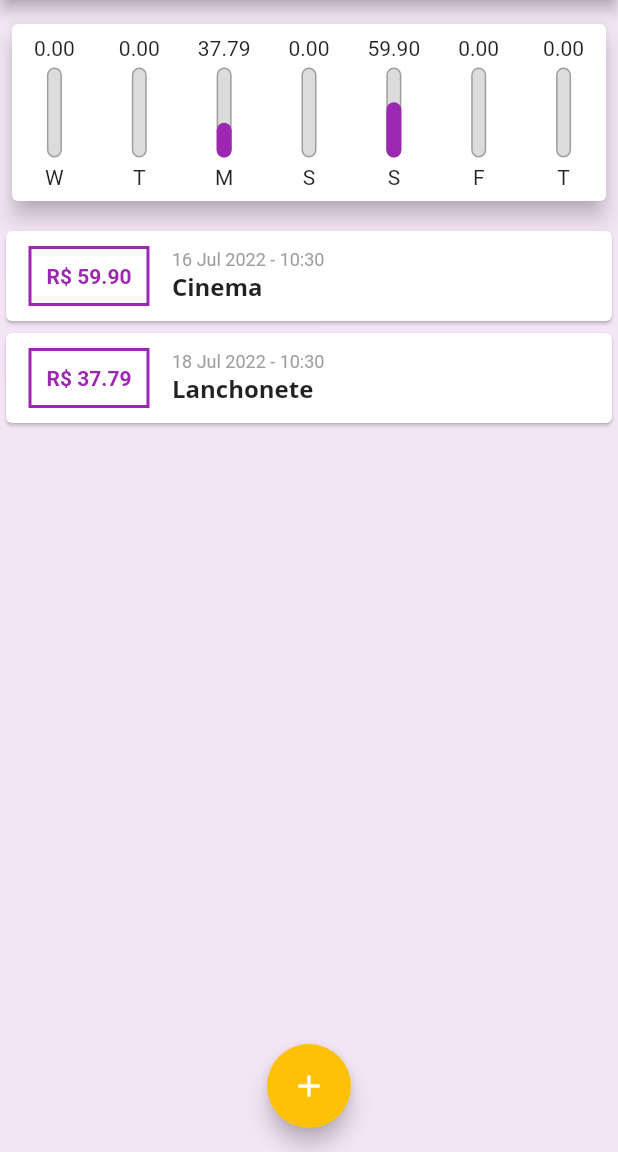
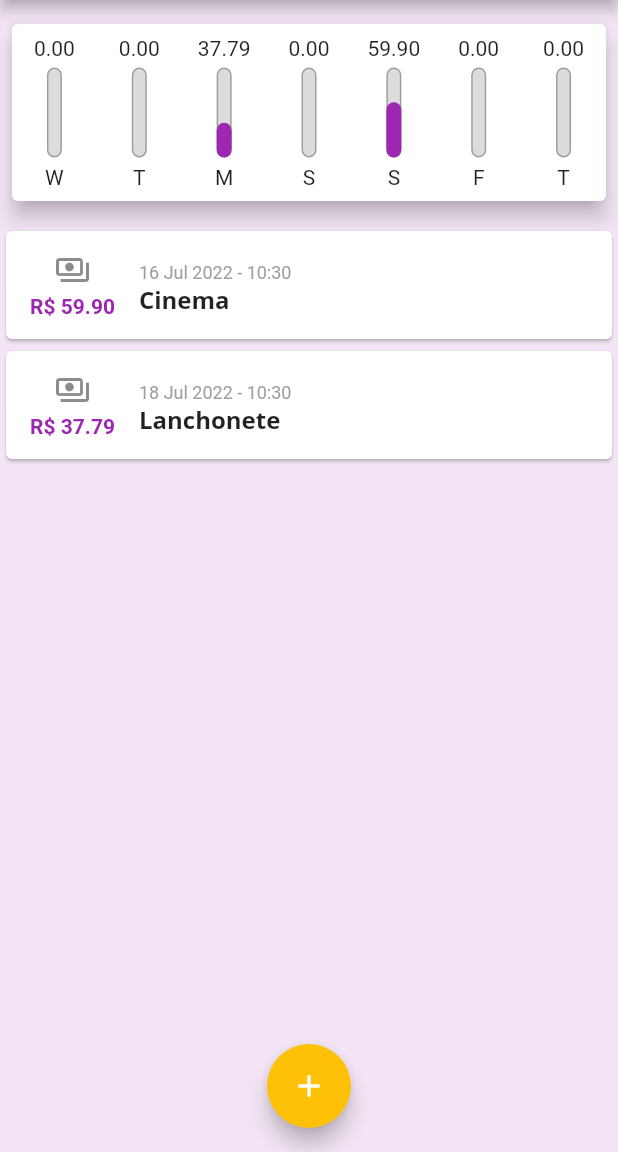
Before and after one commit to isaacscardoso/expenses-diary-app, a Flutter app: the screen it shows after launch, on a phone screen of 412 x 824 dp, the part 84-1236 px from its top. Run offline on Flutter 3.47's test engine with Material 2 defaults, Android fonts, the phone set to English and light mode, and no system bars.

Commit message:
Changing from, 'Card' built manually to list the items, to the 'Card' with 'ListTile.

```diff
--- a/lib/components/transaction_list.dart
+++ b/lib/components/transaction_list.dart
@@ -11,16 +11,14 @@ class TransactionList extends StatelessWidget {
   @override
   Widget build(BuildContext context) {
     final screenSize = MediaQuery.of(context).size.height;
-    return SizedBox(
-      height: screenSize - (screenSize * (27.8 / 100)),
+    return SingleChildScrollView(
+      child: SizedBox(
+        height: screenSize - (screenSize * (49.0 / 100)),
         child: transactions.isEmpty
             ? Column(
                 children: <Widget>[
                   Padding(
-                  padding: const EdgeInsets.only(
-                    top: 12,
-                    bottom: 20,
-                  ),
+                    padding: const EdgeInsets.only(top: 12, bottom: 20),
                     child: Text(
                       'Nenhuma Transação cadastrada!',
                       style: Theme.of(context).textTheme.headline6,
@@ -40,51 +38,39 @@ class TransactionList extends StatelessWidget {
                 itemBuilder: (BuildContext context, int index) {
                   final item = transactions[index];
                   return Card(
-                  child: Row(
+                    child: ListTile(
+                      leading: Column(
+                        mainAxisSize: MainAxisSize.min,
                         children: <Widget>[
-                      Container(
-                        margin: const EdgeInsets.symmetric(
-                          horizontal: 15,
-                          vertical: 10,
+                          const Icon(Icons.payments_outlined),
+                          const SizedBox(
+                            height: 4,
                           ),
-                        decoration: BoxDecoration(
-                          border: Border.all(
-                            color: Theme.of(context).colorScheme.primary,
-                            width: 2,
-                          ),
-                        ),
-                        padding: const EdgeInsets.all(10),
-                        child: Text(
+                          Text(
                             'R\$ ${item.value.toStringAsFixed(2)}',
                             style: TextStyle(
                               color: Theme.of(context).colorScheme.primary,
                               fontWeight: FontWeight.w600,
                             ),
                           ),
+                        ],
                       ),
-                      Flexible(
-                        child: Column(
-                          crossAxisAlignment: CrossAxisAlignment.start,
-                          children: <Widget>[
-                            Text(
+                      title: Text(
                         DateFormat('d MMM y - HH:mm').format(item.date),
                         style: const TextStyle(
                           color: Colors.grey,
                           fontSize: 12,
                         ),
                       ),
-                            Text(
+                      subtitle: Text(
                         item.title,
                         style: Theme.of(context).textTheme.headline6,
                       ),
-                          ],
-                        ),
-                      ),
-                    ],
                     ),
                   );
                 },
               ),
+      ),
     );
   }
 }
```
Lines whose indentation alone changed are shown as unchanged.
